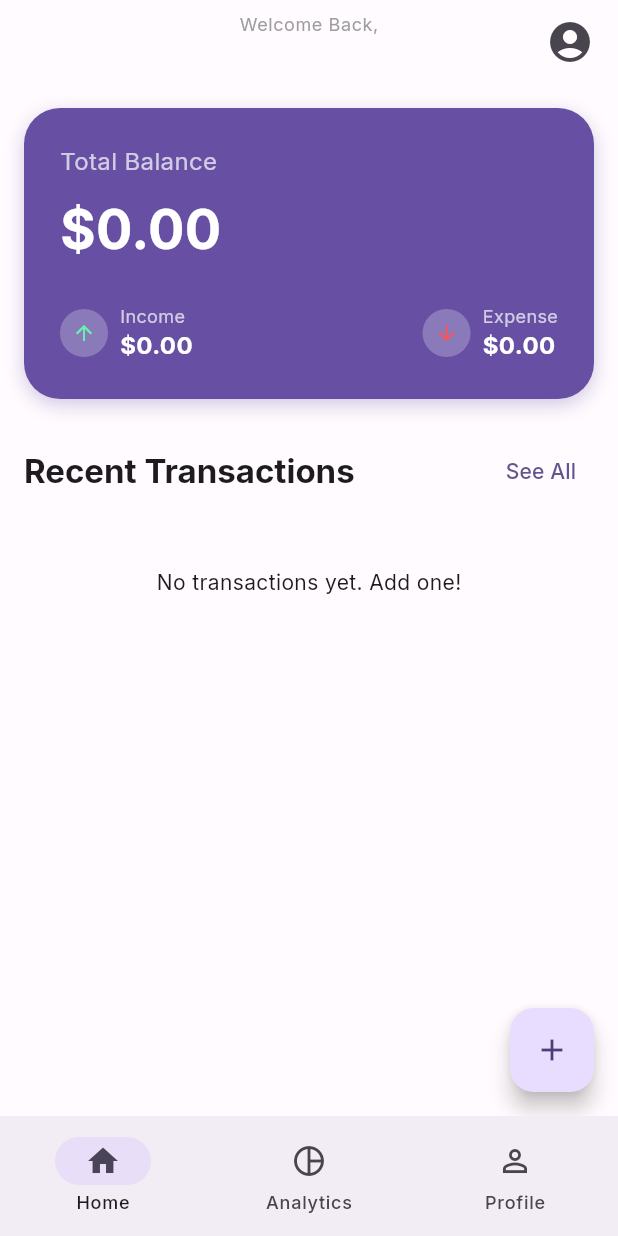
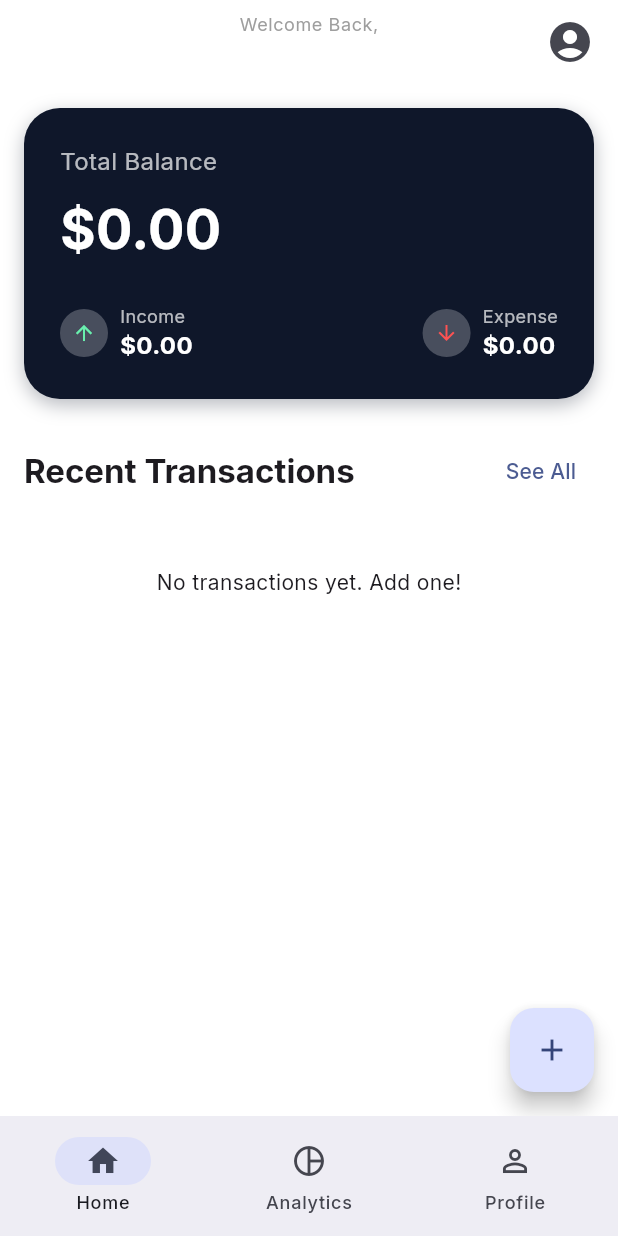
Before and after one commit to Eeshan-Vaghjiani/finance_tracker, a Flutter app: the HomeScreen screen opened by its route, on a phone screen of 412 x 824 dp. Run offline on Flutter 3.47's test engine with Material 3 defaults, Android fonts, the phone set to English and light mode, and no system bars; our stand-ins replace cloud_firestore, firebase_auth, firebase_core, firebase_messaging, fl_chart, flutter_riverpod and 3 more; missing offline and left inert: flutter_sms_inbox; accounts and stored records are empty.

Commit message:
change Ui colors

```diff
--- a/lib/core/constants/app_colors.dart
+++ b/lib/core/constants/app_colors.dart
@@ -1,13 +1,14 @@
 import 'package:flutter/material.dart';
 
 class AppColors {
-  static const Color primary = Color(0xFF6750A4);
-  static const Color secondary = Color(0xFF625B71);
-  static const Color background = Color(0xFFFFFBFE);
-  static const Color surface = Color(0xFFFFFBFE);
+  static const Color primary = Color(0xFF1E3A8A); // Deep Blue
+  static const Color secondary = Color(0xFF3B82F6); // Bright Blue
+  static const Color balanceCard = Color(0xFF0F172A); // Slate 900
+  static const Color background = Color(0xFFF8FAFC); // Slate 50
+  static const Color surface = Colors.white;
 
-  static const Color income = Color(0xFF4CAF50); // Green
-  static const Color expense = Color(0xFFF44336); // Red
-  static const Color textPrimary = Color(0xFF1C1B1F);
-  static const Color textSecondary = Color(0xFF49454F);
+  static const Color income = Color(0xFF10B981); // Emerald Green
+  static const Color expense = Color(0xFFEF4444); // Red
+  static const Color textPrimary = Color(0xFF0F172A);
+  static const Color textSecondary = Color(0xFF64748B);
 }
--- a/lib/features/transactions/presentation/screens/home_screen.dart
+++ b/lib/features/transactions/presentation/screens/home_screen.dart
@@ -138,11 +138,11 @@ class HomeScreen extends ConsumerWidget {
     return Container(
       padding: const EdgeInsets.all(24),
       decoration: BoxDecoration(
-        color: AppColors.primary,
+        color: AppColors.balanceCard,
         borderRadius: BorderRadius.circular(24),
         boxShadow: [
           BoxShadow(
-            color: AppColors.primary.withValues(alpha: 0.3),
+            color: AppColors.balanceCard.withValues(alpha: 0.3),
             blurRadius: 10,
             offset: const Offset(0, 4),
           ),
```
